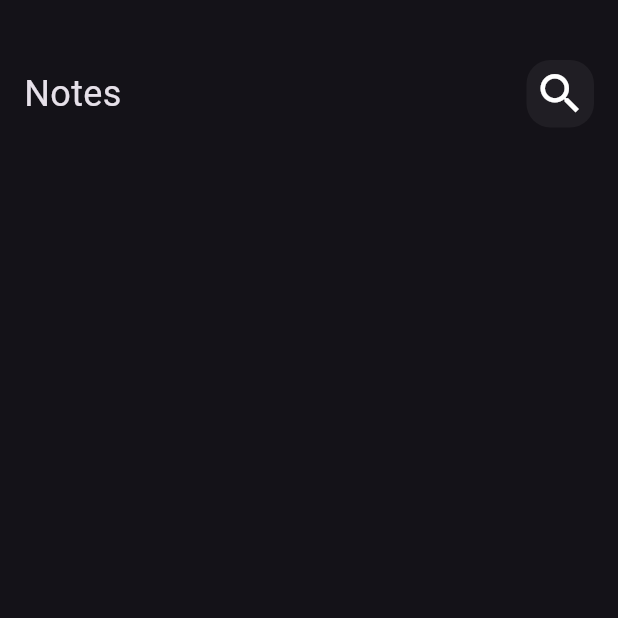
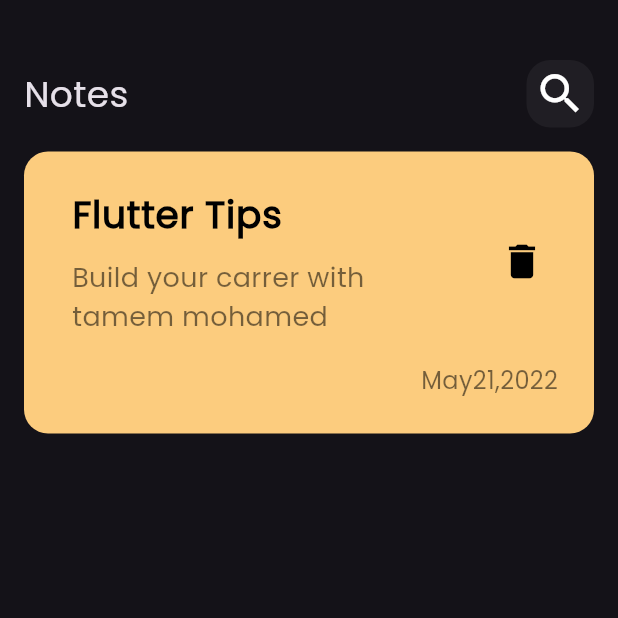
Before and after one commit to tamemmohamed/notes_app, a Flutter app: the screen it shows after launch, on a phone screen of 412 x 824 dp, the top half of it. Run offline on Flutter 3.47's test engine with Material 3 defaults, Android fonts, the phone set to English and light mode, and no system bars.

Commit message:
sub change

```diff
--- a/lib/main.dart
+++ b/lib/main.dart
@@ -14,6 +14,7 @@ class NotesApp extends StatelessWidget {
       debugShowCheckedModeBanner: false,
       theme: ThemeData(
         brightness: Brightness.dark,
+        fontFamily: 'Poppins',
       ),
       home: const NotesView(),
     );
--- a/lib/views/notes_view.dart
+++ b/lib/views/notes_view.dart
@@ -1,5 +1,5 @@
 import 'package:flutter/material.dart';
-import 'package:notes_app/widgets/notes_view._body.dart';
+import 'package:notes_app/widgets/notes_view_body.dart';
 
 class NotesView extends StatelessWidget {
   const NotesView({super.key});
--- /dev/null
+++ b/lib/widgets/custom_note_item.dart
@@ -0,0 +1,74 @@
+import 'package:flutter/material.dart';
+
+class CustomNoteItem extends StatelessWidget {
+  const CustomNoteItem({super.key});
+
+  @override
+  Widget build(BuildContext context) {
+    return Container(
+      decoration: BoxDecoration(
+        color: const Color.fromARGB(255, 252, 204, 126),
+        borderRadius: BorderRadius.circular(
+          16,
+        ),
+      ),
+      child: Padding(
+        padding: const EdgeInsets.only(
+          top: 16,
+          bottom: 24,
+          left: 16,
+        ),
+        child: Column(
+          crossAxisAlignment: CrossAxisAlignment.end,
+          children: [
+            ListTile(
+              title: const Text(
+                'Flutter Tips',
+                style: TextStyle(
+                  color: Colors.black,
+                  fontSize: 25,
+                  fontWeight: FontWeight.bold,
+                ),
+              ),
+              subtitle: const Padding(
+                padding: EdgeInsets.only(
+                  top: 10,
+                ),
+                child: Text(
+                  'Build your carrer with tamem mohamed',
+                  style: TextStyle(
+                    color: Colors.black54,
+                    fontSize: 18,
+                  ),
+                ),
+              ),
+              trailing: IconButton(
+                onPressed: () {},
+                icon: const Icon(
+                  Icons.delete,
+                  color: Colors.black,
+                  size: 30,
+                ),
+              ),
+            ),
+            const SizedBox(
+              height: 10,
+            ),
+            const Padding(
+              padding: EdgeInsets.symmetric(
+                horizontal: 24,
+              ),
+              child: Text(
+                'May21,2022',
+                style: TextStyle(
+                  color: Colors.black54,
+                  fontSize: 16,
+                ),
+              ),
+            ),
+          ],
+        ),
+      ),
+    );
+  }
+}
--- a/lib/widgets/notes_view._body.dart
+++ /dev/null
@@ -1,23 +0,0 @@
-import 'package:flutter/material.dart';
-import 'package:notes_app/widgets/custom_app_bar.dart';
-
-class NotesViewBody extends StatelessWidget {
-  const NotesViewBody({super.key});
-
-  @override
-  Widget build(BuildContext context) {
-    return const Padding(
-      padding:  EdgeInsets.symmetric(
-        horizontal: 16,
-      ),
-      child: Column(
-        children: [
-          SizedBox(
-            height: 40,
-          ),
-          CustomAppBar(),
-        ],
-      ),
-    );
-  }
-}
--- a/lib/widgets/notes_view_body.dart
+++ b/lib/widgets/notes_view_body.dart
@@ -1,5 +1,6 @@
 import 'package:flutter/material.dart';
 import 'package:notes_app/widgets/custom_app_bar.dart';
+import 'package:notes_app/widgets/custom_note_item.dart';
 
 class NotesViewBody extends StatelessWidget {
   const NotesViewBody({super.key});
@@ -16,6 +17,10 @@ class NotesViewBody extends StatelessWidget {
             height: 40,
           ),
           CustomAppBar(),
+          SizedBox(
+            height: 16,
+          ),
+          CustomNoteItem(),
         ],
       ),
     );
```
Also changed, not shown: pubspec.yaml (+5 -11 lines), assets/fonts/Poppins-Regular.ttf (added).
